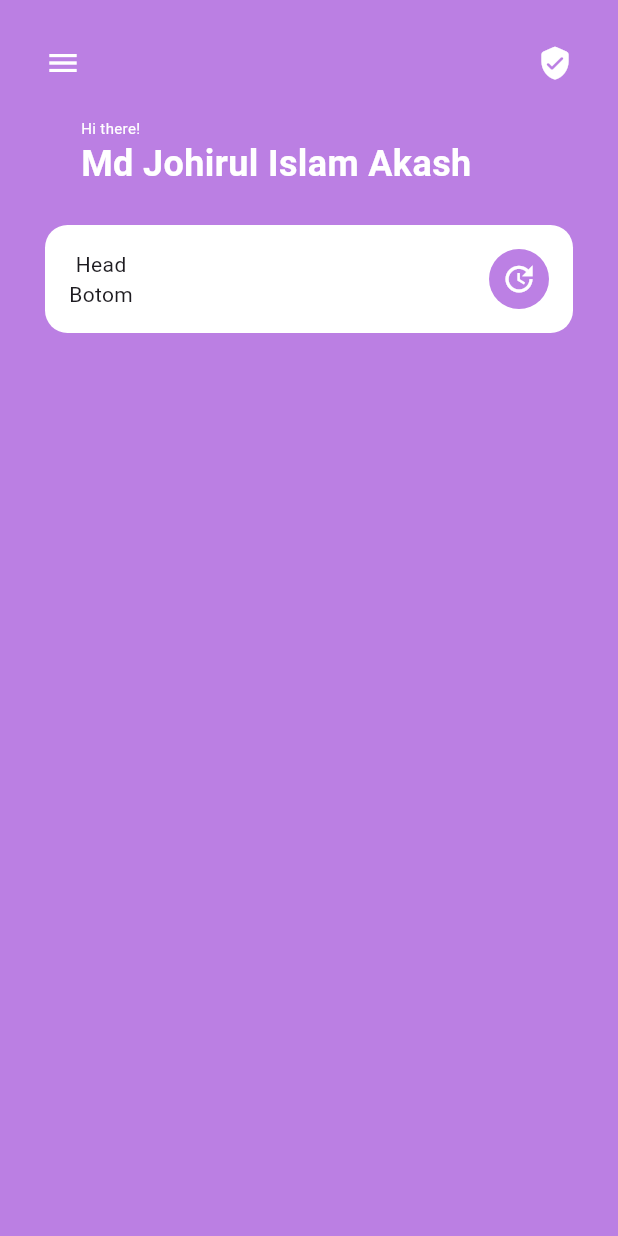
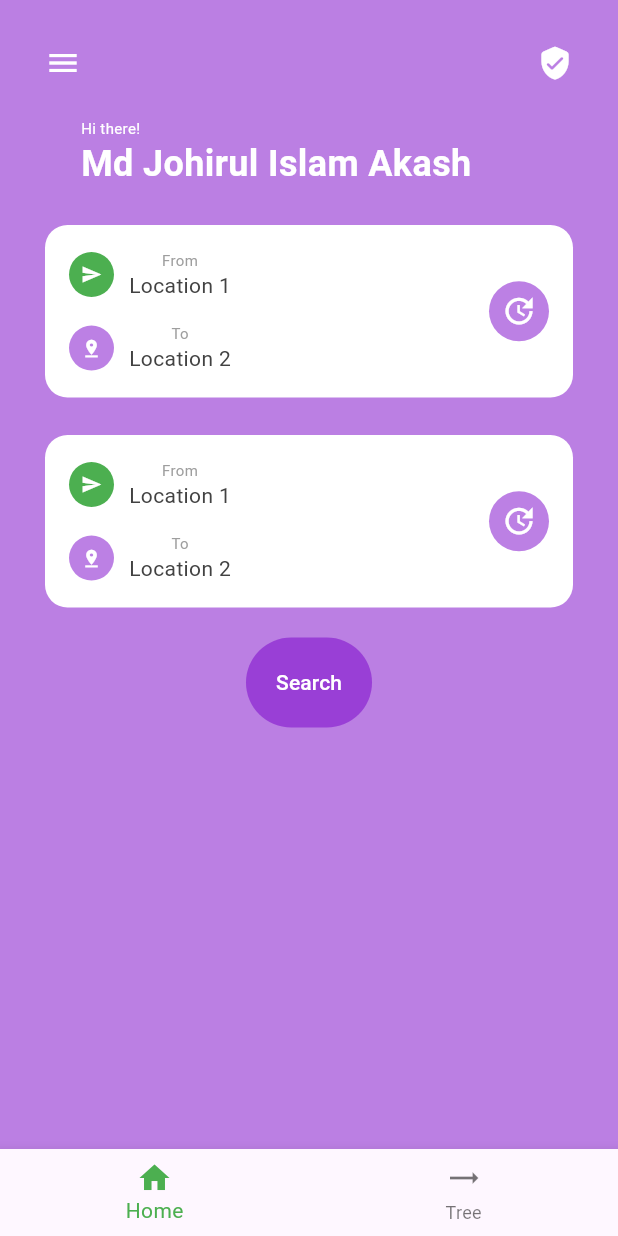
Before and after one commit to CoderDotJs/my_app, a Flutter app: the screen it shows after launch, on a phone screen of 412 x 824 dp. Run offline on Flutter 3.47's test engine with Material 3 defaults, Android fonts, the phone set to English and light mode, and no system bars.

Commit message:
feat: home done

```diff
--- /dev/null
+++ b/lib/body1.dart
@@ -0,0 +1,88 @@
+import 'package:flutter/material.dart';
+
+class Body1 extends StatelessWidget implements PreferredSizeWidget {
+  const Body1({super.key});
+  @override
+  Widget build(BuildContext context) {
+    return Container(
+      padding: const EdgeInsets.all(16),
+      decoration: const BoxDecoration(
+          borderRadius: BorderRadius.all(Radius.circular(15)),
+          color: Colors.white),
+      child: Row(mainAxisAlignment: MainAxisAlignment.spaceBetween, children: [
+        Column(children: [
+          Row(children: [
+            Container(
+              padding: const EdgeInsets.all(8),
+              decoration: const BoxDecoration(
+                  color: Colors.green,
+                  borderRadius: BorderRadius.all(Radius.circular(100))),
+              child: const Icon(Icons.send, color: Colors.white, size: 14),
+            ),
+            Container(
+              padding: const EdgeInsets.only(left: 10),
+              child: Column(children: [
+                const Align(
+                    alignment: Alignment.centerLeft,
+                    child: Text(
+                      'From',
+                      style: TextStyle(fontSize: 10, color: Colors.grey),
+                      textAlign: TextAlign.left,
+                    )),
+                Align(
+                    alignment: Alignment.topLeft,
+                    child: Text('Location 1',
+                        style: TextStyle(
+                          fontSize: 14,
+                          color: Colors.grey.shade800,
+                        )))
+              ]),
+            )
+          ]),
+          Container(
+            padding: const EdgeInsets.only(top: 15),
+            child: Row(children: [
+              Container(
+                padding: const EdgeInsets.all(8),
+                decoration: const BoxDecoration(
+                    color: Color.fromRGBO(121, 0, 201, 0.5),
+                    borderRadius: BorderRadius.all(Radius.circular(100))),
+                child:
+                    const Icon(Icons.pin_drop, color: Colors.white, size: 14),
+              ),
+              Container(
+                padding: const EdgeInsets.only(left: 10),
+                child: Column(children: [
+                  const Align(
+                      alignment: Alignment.centerLeft,
+                      child: Text(
+                        'To',
+                        style: TextStyle(fontSize: 10, color: Colors.grey),
+                        textAlign: TextAlign.left,
+                      )),
+                  Align(
+                      alignment: Alignment.topLeft,
+                      child: Text('Location 2',
+                          style: TextStyle(
+                            fontSize: 14,
+                            color: Colors.grey.shade800,
+                          )))
+                ]),
+              )
+            ]),
+          )
+        ]),
+        Container(
+          padding: const EdgeInsets.all(8),
+          decoration: const BoxDecoration(
+              color: Color.fromRGBO(121, 0, 201, 0.5),
+              borderRadius: BorderRadius.all(Radius.circular(100))),
+          child: const Icon(Icons.update, color: Colors.white),
+        )
+      ]),
+    );
+  }
+
+  @override
+  Size get preferredSize => const Size.fromHeight(kToolbarHeight);
+}
--- /dev/null
+++ b/lib/body2.dart
@@ -0,0 +1,89 @@
+import 'package:flutter/material.dart';
+
+class Body2 extends StatelessWidget implements PreferredSizeWidget {
+  const Body2({super.key});
+  @override
+  Widget build(BuildContext context) {
+    return Container(
+      padding: const EdgeInsets.all(16),
+      margin: const EdgeInsets.only(top: 25),
+      decoration: const BoxDecoration(
+          borderRadius: BorderRadius.all(Radius.circular(15)),
+          color: Colors.white),
+      child: Row(mainAxisAlignment: MainAxisAlignment.spaceBetween, children: [
+        Column(children: [
+          Row(children: [
+            Container(
+              padding: const EdgeInsets.all(8),
+              decoration: const BoxDecoration(
+                  color: Colors.green,
+                  borderRadius: BorderRadius.all(Radius.circular(100))),
+              child: const Icon(Icons.send, color: Colors.white, size: 14),
+            ),
+            Container(
+              padding: const EdgeInsets.only(left: 10),
+              child: Column(children: [
+                const Align(
+                    alignment: Alignment.centerLeft,
+                    child: Text(
+                      'From',
+                      style: TextStyle(fontSize: 10, color: Colors.grey),
+                      textAlign: TextAlign.left,
+                    )),
+                Align(
+                    alignment: Alignment.topLeft,
+                    child: Text('Location 1',
+                        style: TextStyle(
+                          fontSize: 14,
+                          color: Colors.grey.shade800,
+                        )))
+              ]),
+            )
+          ]),
+          Container(
+            padding: const EdgeInsets.only(top: 15),
+            child: Row(children: [
+              Container(
+                padding: const EdgeInsets.all(8),
+                decoration: const BoxDecoration(
+                    color: Color.fromRGBO(121, 0, 201, 0.5),
+                    borderRadius: BorderRadius.all(Radius.circular(100))),
+                child:
+                    const Icon(Icons.pin_drop, color: Colors.white, size: 14),
+              ),
+              Container(
+                padding: const EdgeInsets.only(left: 10),
+                child: Column(children: [
+                  const Align(
+                      alignment: Alignment.centerLeft,
+                      child: Text(
+                        'To',
+                        style: TextStyle(fontSize: 10, color: Colors.grey),
+                        textAlign: TextAlign.left,
+                      )),
+                  Align(
+                      alignment: Alignment.topLeft,
+                      child: Text('Location 2',
+                          style: TextStyle(
+                            fontSize: 14,
+                            color: Colors.grey.shade800,
+                          )))
+                ]),
+              )
+            ]),
+          )
+        ]),
+        Container(
+          padding: const EdgeInsets.all(8),
+          decoration: const BoxDecoration(
+              color: Color.fromRGBO(121, 0, 201, 0.5),
+              borderRadius: BorderRadius.all(Radius.circular(100))),
+          child: const Icon(Icons.update, color: Colors.white),
+        )
+      ]),
+    );
+  }
+
+  @override
+  Size get preferredSize => const Size.fromHeight(kToolbarHeight);
+}
--- /dev/null
+++ b/lib/bottom_nav.dart
@@ -0,0 +1,46 @@
+import 'package:flutter/material.dart';
+
+class BottomNav extends StatefulWidget implements PreferredSizeWidget {
+  const BottomNav({super.key});
+
+  @override
+  State<BottomNav> createState() => _BottomNavState();
+
+  @override
+  // TODO: implement preferredSize
+  Size get preferredSize => throw UnimplementedError();
+}
+
+class _BottomNavState extends State<BottomNav> {
+  int _index = 0;
+  void _onItemTapped(int index) {
+    setState(() {
+      _index = index;
+    });
+    switch (index) {
+      case 0:
+        Navigator.pushNamed(context, '/');
+        break;
+      case 1:
+        Navigator.pushNamed(context, '/crypto');
+        break;
+      case 2:
+        Navigator.pushNamed(context, '/portfolio');
+        break;
+    }
+  }
+
+  @override
+  Widget build(BuildContext context) {
+    return BottomNavigationBar(
+      items: const [
+        BottomNavigationBarItem(icon: Icon(Icons.home), label: 'Home'),
+        BottomNavigationBarItem(
+            icon: Icon(Icons.trending_neutral), label: 'Tree'),
+      ],
+      currentIndex: _index,
+      selectedItemColor: Colors.green,
+      onTap: (value) => {},
+    );
+  }
+}
--- /dev/null
+++ b/lib/header.dart
@@ -0,0 +1,18 @@
+import 'package:flutter/material.dart';
+
+class Header extends StatelessWidget implements PreferredSizeWidget {
+  const Header({super.key});
+  @override
+  Widget build(BuildContext context) {
+    return const Row(
+      mainAxisAlignment: MainAxisAlignment.spaceBetween,
+      children: [
+        Icon(Icons.menu, color: Colors.white),
+        Icon(Icons.verified_user_rounded, color: Colors.white)
+      ],
+    );
+  }
+
+  @override
+  Size get preferredSize => const Size.fromHeight(kToolbarHeight);
+}
--- a/lib/home.dart
+++ b/lib/home.dart
@@ -1,7 +1,9 @@
-import 'dart:ui';
-
 import 'package:flutter/material.dart';
-import 'package:my_app/appbar.dart';
+import 'package:my_app/Body1.dart';
+import 'package:my_app/body2.dart';
+import 'package:my_app/bottom_nav.dart';
+import 'package:my_app/header.dart';
+import 'package:my_app/info.dart';
 
 class Home extends StatefulWidget {
   const Home({super.key});
@@ -10,87 +12,37 @@ class Home extends StatefulWidget {
 }
 
 class _HomeState extends State<Home> {
-  var _index = 0;
-  void _onItemTapped(int index) {
-    setState(() {
-      _index = index;
-    });
-    switch (index) {
-      case 0:
-        Navigator.pushNamed(context, '/');
-        break;
-      case 1:
-        Navigator.pushNamed(context, '/crypto');
-        break;
-      case 2:
-        Navigator.pushNamed(context, '/portfolio');
-        break;
-    }
-  }
-
   @override
   Widget build(BuildContext context) {
+    void onPress() {
+      return;
+    }
+
     return Scaffold(
       // appBar: const CustomAppBar(),
       body: Container(
           padding: const EdgeInsets.all(30),
           child: Column(children: [
-            const Row(
-              mainAxisAlignment: MainAxisAlignment.spaceBetween,
-              children: [
-                Icon(Icons.menu, color: Colors.white),
-                Icon(Icons.verified_user_rounded, color: Colors.white)
-              ],
-            ),
+            const Header(),
+            const Info(),
+            const Body1(),
+            const Body2(),
             Container(
-              padding: const EdgeInsets.all(24),
-              child: const Column(
-                textDirection: TextDirection.ltr,
-                children: [
-                  Align(
-                    alignment: Alignment.centerLeft,
-                    child: Text(
-                      'Hi there!',
-                      style: TextStyle(
-                        color: Colors.white,
-                        fontSize: 10,
-                      ),
-                      textAlign: TextAlign.left,
-                    ),
-                  ),
-                  Align(
-                    alignment: Alignment.topLeft,
-                    child: Text(
-                      'Md Johirul Islam Akash',
-                      style: TextStyle(
-                          color: Colors.white,
-                          fontSize: 24,
-                          fontWeight: FontWeight.w600),
-                    ),
-                  )
-                ],
+              margin: const EdgeInsets.only(top: 20),
+              child: TextButton(
+                style: const ButtonStyle(
+                    foregroundColor: MaterialStatePropertyAll(Colors.white),
+                    backgroundColor: MaterialStatePropertyAll(
+                        Color.fromRGBO(121, 0, 201, 0.5)),
+                    iconSize: MaterialStatePropertyAll(400),
+                    padding: MaterialStatePropertyAll(EdgeInsets.all(20))),
+                onPressed: onPress,
+                child: const Text('Search'),
               ),
-            ),
-            Container(
-              padding: const EdgeInsets.all(16),
-              decoration: const BoxDecoration(
-                  borderRadius: BorderRadius.all(Radius.circular(15)),
-                  color: Colors.white),
-              child: Row(
-                  mainAxisAlignment: MainAxisAlignment.spaceBetween,
-                  children: [
-                    const Column(children: [Text('Head'), Text('Botom')]),
-                    Container(
-                      padding: const EdgeInsets.all(8),
-                      decoration: const BoxDecoration(
-                          color: Color.fromRGBO(121, 0, 201, 0.5),
-                          borderRadius: BorderRadius.all(Radius.circular(100))),
-                      child: const Icon(Icons.update, color: Colors.white),
-                    )
-                  ]),
             )
           ])),
       backgroundColor: const Color.fromRGBO(121, 0, 201, 0.5),
+      bottomNavigationBar: const BottomNav(),
     );
   }
 }
--- /dev/null
+++ b/lib/info.dart
@@ -0,0 +1,40 @@
+import 'package:flutter/material.dart';
+
+class Info extends StatelessWidget implements PreferredSizeWidget {
+  const Info({super.key});
+  @override
+  Widget build(BuildContext context) {
+    return Container(
+      padding: const EdgeInsets.all(24),
+      child: const Column(
+        textDirection: TextDirection.ltr,
+        children: [
+          Align(
+            alignment: Alignment.centerLeft,
+            child: Text(
+              'Hi there!',
+              style: TextStyle(
+                color: Colors.white,
+                fontSize: 10,
+              ),
+              textAlign: TextAlign.left,
+            ),
+          ),
+          Align(
+            alignment: Alignment.topLeft,
+            child: Text(
+              'Md Johirul Islam Akash',
+              style: TextStyle(
+                  color: Colors.white,
+                  fontSize: 24,
+                  fontWeight: FontWeight.w600),
+            ),
+          )
+        ],
+      ),
+    );
+  }
+
+  @override
+  Size get preferredSize => const Size.fromHeight(kToolbarHeight);
+}
```
